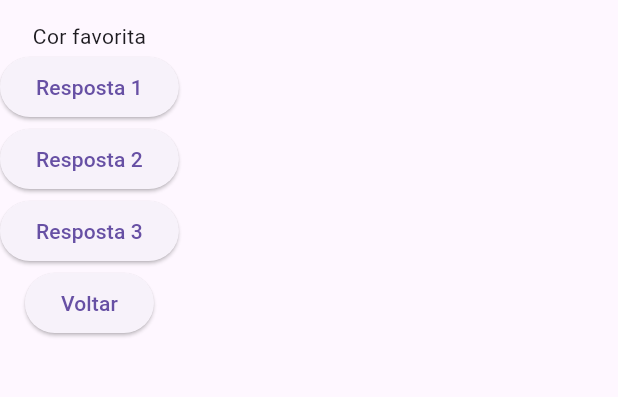
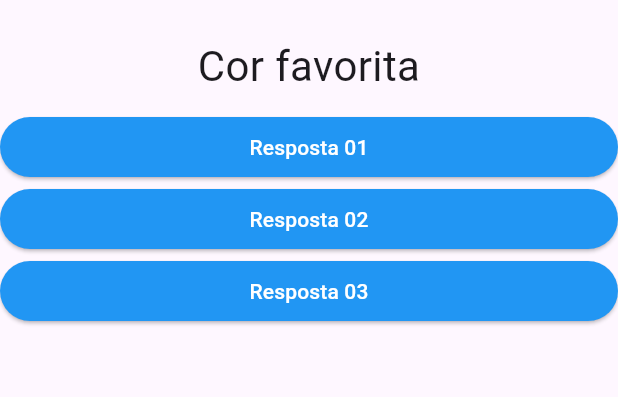
Before and after one commit to HelioRDF/Curso_Flutter, a Flutter app: the screen it shows after launch, on a phone screen of 412 x 824 dp, the part 63-460 px from its top. Run offline on Flutter 3.47's test engine with Material 3 defaults, Android fonts, the phone set to English and light mode, and no system bars.

Commit message:
ajustes resposta.dart

```diff
--- a/projeto_perguntas/lib/main.dart
+++ b/projeto_perguntas/lib/main.dart
@@ -1,5 +1,6 @@
 // ignore_for_file: avoid_print
 import 'package:flutter/material.dart';
+import 'package:projeto_perguntas/resposta.dart';
 import './questao.dart';
 
 main() {
@@ -8,7 +9,7 @@ main() {
 
 class PerguntaAppState extends State<PerguntaApp> {
   var perguntaSelecionada = 0;
-  void responder() {
+  void _responder() {
     setState(() {
       perguntaSelecionada++;
     });
@@ -32,19 +33,9 @@ class PerguntaAppState extends State<PerguntaApp> {
         body: Column(
           children: [
             Questao(perguntas[perguntaSelecionada]),
-            ElevatedButton(
-                onPressed: responder, child: const Text('Resposta 1')),
-            ElevatedButton(
-                onPressed: () => print('Pergunta respondida 2'),
-                child: const Text('Resposta 2')),
-            ElevatedButton(
-                onPressed: () {
-                  print('Pergunta respondida 3');
-                },
-                child: const Text('Resposta 3')),
-            ElevatedButton(
-                onPressed: voltar,
-                child: const Text('Voltar')),
+            Resposta('Resposta 01',_responder),
+            Resposta('Resposta 02',_responder),
+            Resposta('Resposta 03',_responder),
           ],
         ),
       ),
--- a/projeto_perguntas/lib/questao.dart
+++ b/projeto_perguntas/lib/questao.dart
@@ -1,12 +1,19 @@
-
 import 'package:flutter/material.dart';
 
 class Questao extends StatelessWidget {
-final String texto;
-Questao(this.texto);
+  final String texto;
+  Questao(this.texto);
 
-  @override
+ @override
   Widget build(BuildContext context) {
-    return Text(texto);
+    return Container(
+      width: double.infinity,
+      margin: const EdgeInsets.all(10),
+      child: Text(
+        texto,
+        style: const TextStyle(fontSize: 28),
+        textAlign: TextAlign.center,
+      ),
+    );
   }
 }
--- /dev/null
+++ b/projeto_perguntas/lib/resposta.dart
@@ -0,0 +1,23 @@
+import 'package:flutter/material.dart';
+
+class Resposta extends StatelessWidget {
+  final String texto;
+  final void Function() quandoSelecionado;
+  Resposta(this.texto, this.quandoSelecionado);
+
+
+  @override
+  Widget build(BuildContext context) {
+    return SizedBox(
+      width: double.infinity,
+      child: ElevatedButton(
+        style: ElevatedButton.styleFrom(
+          backgroundColor: Colors.blue,
+          foregroundColor: Colors.white,
+        ),
+        onPressed: quandoSelecionado,
+        child: Text(texto),
+      ),
+    );
+  }
+}
```
Also changed, not shown: 1 other file.
